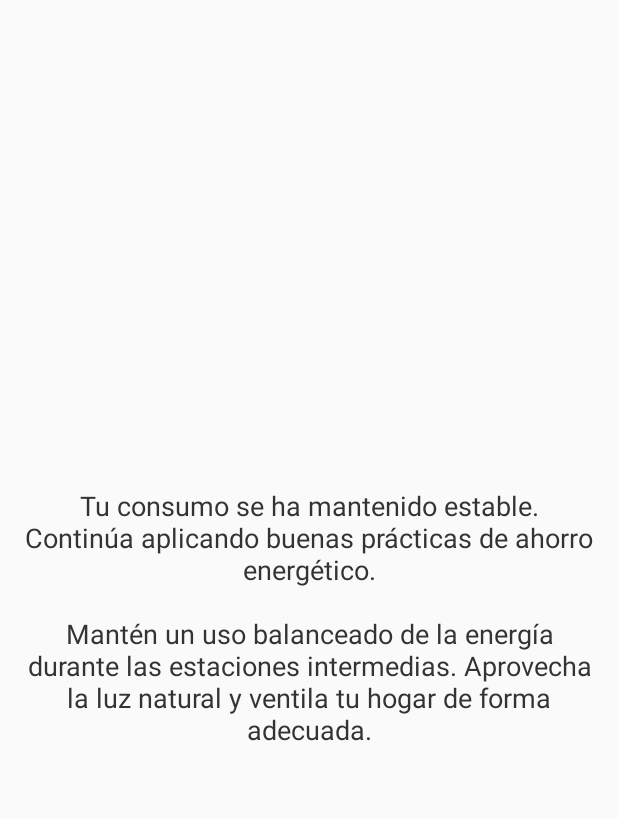
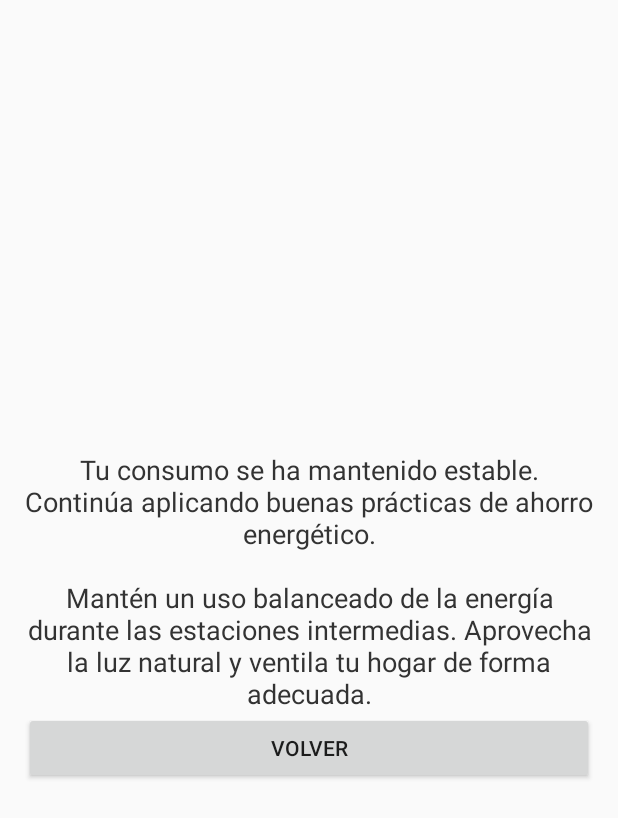
Before and after one commit to Oyupa/PDE_Consumo_Energetico, an Android app built with Jetpack Compose: the RecomendacionesActivity screen opened directly, with no data from a screen before it, on a phone screen of 412 x 824 dp. Shown: the top 818 px of the screen. Run offline under Robolectric (Android 15) with nearby library versions, the phone set to English and light mode, and no system bars; our stand-ins replace Firebase (no records; nobody signed in at launch, a user with empty details on screens opened directly).

Commit message:
boton para regresar

```diff
--- a/app/src/main/java/com/example/pde_consumo_energetico/RecomendacionesActivity.kt
+++ b/app/src/main/java/com/example/pde_consumo_energetico/RecomendacionesActivity.kt
@@ -1,6 +1,8 @@
 package com.example.pde_consumo_energetico
 
+import android.content.Intent
 import android.os.Bundle
+import android.widget.Button
 import android.widget.TextView
 import android.widget.Toast
 import androidx.activity.ComponentActivity
@@ -12,11 +14,17 @@ import com.google.firebase.firestore.firestore
 class RecomendacionesActivity : ComponentActivity() {
 
     private var db: FirebaseFirestore = Firebase.firestore
+    private lateinit var Button: Button
 
     override fun onCreate(savedInstanceState: Bundle?) {
         super.onCreate(savedInstanceState)
         setContentView(R.layout.activity_recomendaciones)
 
+        Button = findViewById(R.id.buttonVolver)
+        Button.setOnClickListener {
+            val intent = Intent(this, PantallaConsumoEnergeticoActivity::class.java)
+            startActivity(intent)
+        }
 
         obtenerDatosConsumo { consumoSemanaActual, consumoSemanaAnterior ->
             val recomendacionConsumo = generarRecomendacion(consumoSemanaActual, consumoSemanaAnterior)
--- a/app/src/main/res/layout/activity_recomendaciones.xml
+++ b/app/src/main/res/layout/activity_recomendaciones.xml
@@ -14,4 +14,12 @@
         android:textSize="18sp"
         android:textColor="#333"
         android:gravity="center" />
+
+    <Button
+        android:id="@+id/buttonVolver"
+        android:layout_width="match_parent"
+        android:layout_height="wrap_content"
+        android:text="Volver" />
+
+
 </LinearLayout>
```
